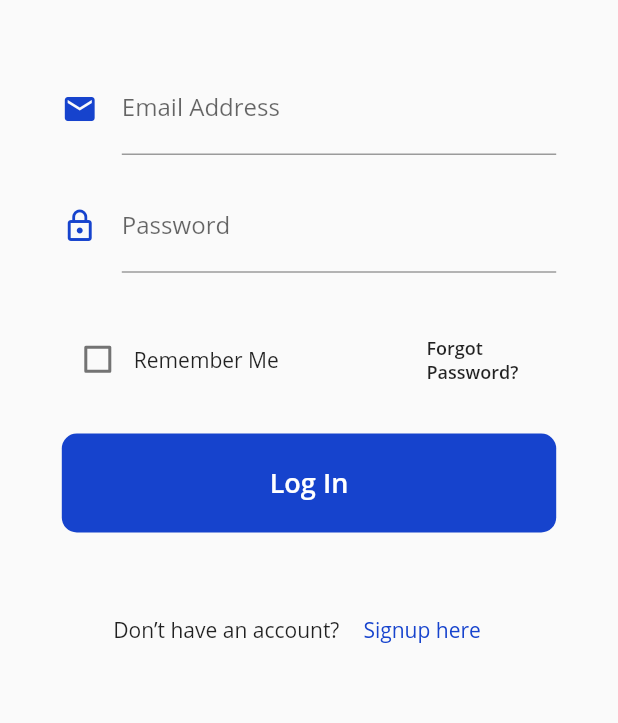
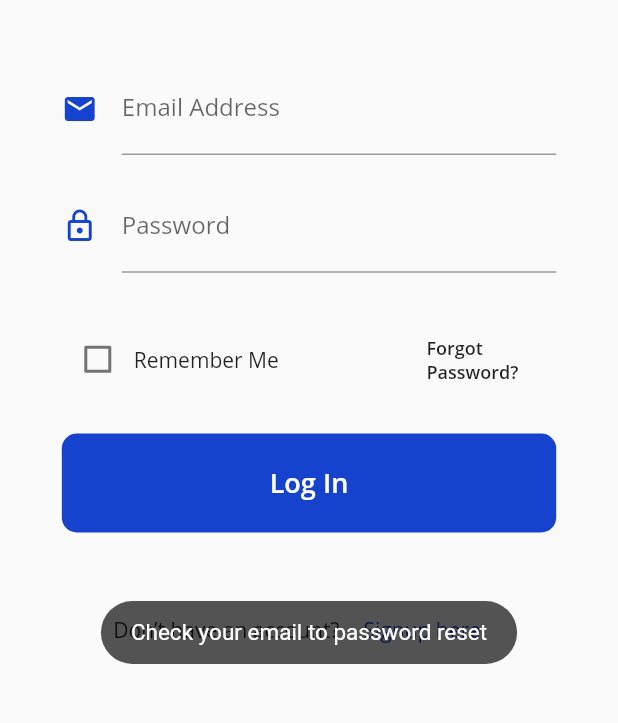
Before and after one commit to harshgupta6789/apli-app, a Flutter app: the screen it shows after launch, after a tap on "Forgot Password?", on a phone screen of 412 x 824 dp, the part 476-1199 px from its top. Run offline on Flutter 3.47's test engine with Material 2 defaults, Android fonts, the phone set to English and light mode, and no system bars; our stand-ins replace cloud_firestore, connectivity, eva_icons_flutter, firebase_auth, flutter_spinkit, pin_code_fields and 4 more; missing offline and left inert: country_pickers, search_widget; accounts and stored records are empty; statements that could not run were skipped.

```diff
--- a/lib/Screens/Login-Signup/login.dart
+++ b/lib/Screens/Login-Signup/login.dart
@@ -3,7 +3,9 @@ import 'package:apli/Shared/constants.dart';
 import 'package:apli/Shared/decorations.dart';
 import 'package:apli/Shared/loading.dart';
 import 'package:connectivity/connectivity.dart';
+import 'package:firebase_auth/firebase_auth.dart';
 import 'package:flutter/material.dart';
+import 'package:toast/toast.dart';
 import '../../Services/auth.dart';
 
 double height, width;
@@ -122,7 +124,22 @@ class _LoginState extends State<Login> {
                                         fontSize: 12.0,
                                         fontWeight: FontWeight.w600),
                                   ),
-                                  onPressed: () async {}),
+                                  onPressed: () async {
+                                    if( email != '' || email != null) {
+                                      setState(() {
+                                        loading = true;
+                                      });
+                                      await _auth.passwordReset(email);
+                                      setState(() {
+                                        loading = false;
+                                      });
+                                      Toast.show(
+                                          'Check your email to password reset',
+                                          context);
+                                    } else setState(() {
+                                      error = 'Incorrect email provided';
+                                    });
+                                  }),
                             ),
                           ),
                         ],
--- a/lib/main.dart
+++ b/lib/main.dart
@@ -1,6 +1,7 @@
 import 'package:apli/Screens/HomeLoginWrapper.dart';
 import 'package:apli/Shared/constants.dart';
 import 'package:flutter/material.dart';
+import 'package:splashscreen/splashscreen.dart';
 
 
 void main() async {
@@ -26,7 +27,25 @@ class _MyAppState extends State<MyApp> {
             appBarTheme: AppBarTheme(color: basicColor),
             accentColor: basicColor,
             fontFamily: 'Sans'),
-        home: HomeLoginWrapper()
+        home: MySplash()
     );
   }
 }
+
+class MySplash extends StatefulWidget {
+  @override
+  MySplashState createState() => new MySplashState();
+}
+
+class MySplashState extends State<MySplash> {
+  @override
+  Widget build(BuildContext context) {
+    return SplashScreen(
+      seconds: 1,
+      navigateAfterSeconds: HomeLoginWrapper(),
+      image: Image.asset('Assets/Images/logo.png'),
+      photoSize: 100.0,
+      loaderColor: basicColor,
+    );
+  }
+}
--- a/pubspec.yaml
+++ b/pubspec.yaml
@@ -38,6 +38,8 @@ dependencies:
   searchable_dropdown:
   search_widget:
   screen: ^0.0.5
+  splashscreen:
+  toast:
 
 
 dev_dependencies:
```
Also changed, not shown: pubspec.lock.
